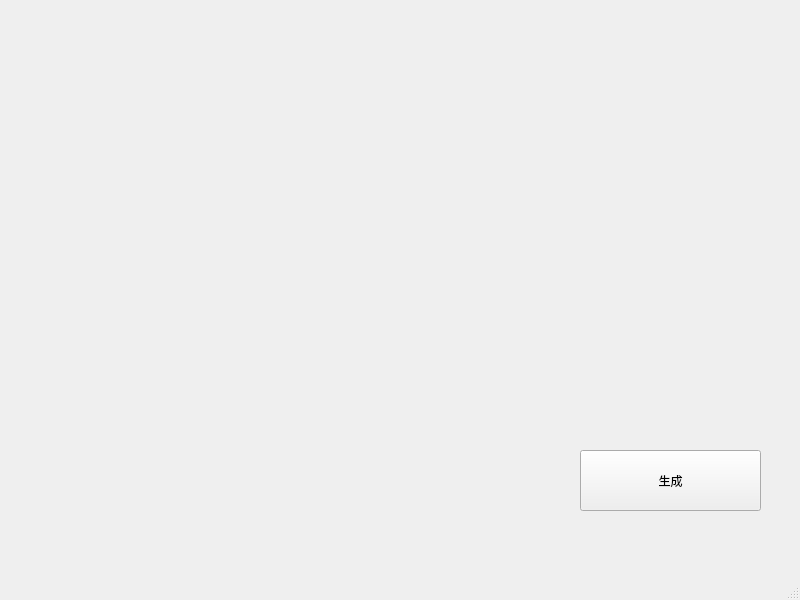
The window that curve_tool/curve_tool/mainwindow.ui (AngLoong/study_workspaces) describes before a commit, drawn with Qt 5.
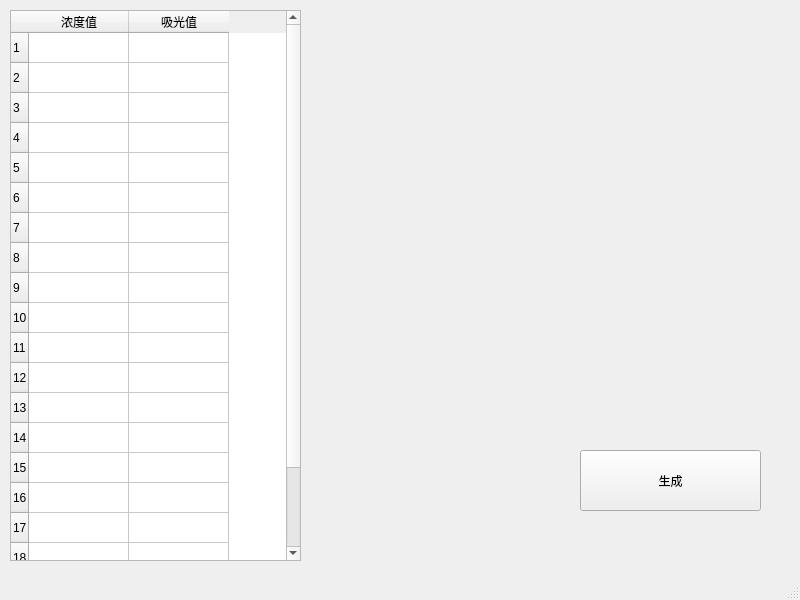
The same window after the commit.

Diff of the .ui file:
```diff
--- a/curve_tool/curve_tool/mainwindow.ui
+++ b/curve_tool/curve_tool/mainwindow.ui
@@ -27,6 +27,141 @@
      <string>生成</string>
     </property>
    </widget>
+   <widget class="QTableWidget" name="tableWidget">
+    <property name="geometry">
+     <rect>
+      <x>10</x>
+      <y>10</y>
+      <width>291</width>
+      <height>551</height>
+     </rect>
+    </property>
+    <property name="frameShape">
+     <enum>QFrame::StyledPanel</enum>
+    </property>
+    <property name="frameShadow">
+     <enum>QFrame::Sunken</enum>
+    </property>
+    <attribute name="horizontalHeaderCascadingSectionResizes">
+     <bool>false</bool>
+    </attribute>
+    <attribute name="horizontalHeaderShowSortIndicator" stdset="0">
+     <bool>false</bool>
+    </attribute>
+    <attribute name="horizontalHeaderStretchLastSection">
+     <bool>false</bool>
+    </attribute>
+    <row>
+     <property name="text">
+      <string>1</string>
+     </property>
+    </row>
+    <row>
+     <property name="text">
+      <string>2</string>
+     </property>
+    </row>
+    <row>
+     <property name="text">
+      <string>3</string>
+     </property>
+    </row>
+    <row>
+     <property name="text">
+      <string>4</string>
+     </property>
+    </row>
+    <row>
+     <property name="text">
+      <string>5</string>
+     </property>
+    </row>
+    <row>
+     <property name="text">
+      <string>6</string>
+     </property>
+    </row>
+    <row>
+     <property name="text">
+      <string>7</string>
+     </property>
+    </row>
+    <row>
+     <property name="text">
+      <string>8</string>
+     </property>
+    </row>
+    <row>
+     <property name="text">
+      <string>9</string>
+     </property>
+    </row>
+    <row>
+     <property name="text">
+      <string>10</string>
+     </property>
+    </row>
+    <row>
+     <property name="text">
+      <string>11</string>
+     </property>
+    </row>
+    <row>
+     <property name="text">
+      <string>12</string>
+     </property>
+    </row>
+    <row>
+     <property name="text">
+      <string>13</string>
+     </property>
+    </row>
+    <row>
+     <property name="text">
+      <string>14</string>
+     </property>
+    </row>
+    <row>
+     <property name="text">
+      <string>15</string>
+     </property>
+    </row>
+    <row>
+     <property name="text">
+      <string>16</string>
+     </property>
+    </row>
+    <row>
+     <property name="text">
+      <string>17</string>
+     </property>
+    </row>
+    <row>
+     <property name="text">
+      <string>18</string>
+     </property>
+    </row>
+    <row>
+     <property name="text">
+      <string>19</string>
+     </property>
+    </row>
+    <row>
+     <property name="text">
+      <string>20</string>
+     </property>
+    </row>
+    <column>
+     <property name="text">
+      <string>浓度值</string>
+     </property>
+    </column>
+    <column>
+     <property name="text">
+      <string>吸光值</string>
+     </property>
+    </column>
+   </widget>
   </widget>
   <widget class="QMenuBar" name="menubar">
    <property name="geometry">
```
